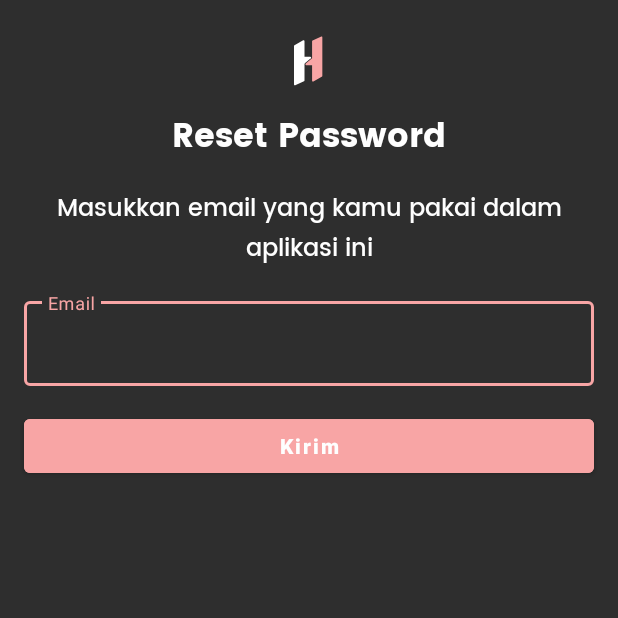
After one commit to idmdragon/hera-bangkit, an Android app: the ResetPasswordActivity screen opened directly, with no data from a screen before it, on a phone screen of 412 x 824 dp, the top half of it. The commit adds this screen. Run offline under Robolectric (Android 15) with nearby library versions, the phone set to English and light mode, and no system bars; our stand-ins replace Dagger/Hilt's generated code, Firebase (no records; nobody signed in at launch, a user with empty details on screens opened directly).

Commit message:
fixing login, register and reset password activity

```diff
--- /dev/null
+++ b/app/src/main/java/com/hera/bangkit/ui/auth/login/ResetPasswordActivity.kt
@@ -0,0 +1,54 @@
+package com.hera.bangkit.ui.auth.login
+
+import android.content.Intent
+import androidx.appcompat.app.AppCompatActivity
+import android.os.Bundle
+import android.util.Patterns
+import android.widget.Toast
+import com.google.firebase.auth.FirebaseAuth
+import com.hera.bangkit.databinding.ActivityResetPasswordBinding
+import dagger.hilt.android.AndroidEntryPoint
+
+@AndroidEntryPoint
+class ResetPasswordActivity : AppCompatActivity() {
+
+    private lateinit var binding : ActivityResetPasswordBinding
+
+    override fun onCreate(savedInstanceState: Bundle?) {
+        super.onCreate(savedInstanceState)
+        binding = ActivityResetPasswordBinding.inflate(layoutInflater)
+        setContentView(binding.root)
+
+        with(binding){
+            btnKirim.setOnClickListener {
+                val email = binding.etEmail.text.toString().trim()
+
+                if(email.isEmpty()){
+                    etEmail.error = "Email tidak boleh kosong"
+                    etEmail.requestFocus()
+                    return@setOnClickListener
+                }
+
+                if(!Patterns.EMAIL_ADDRESS.matcher(email).matches()){
+                    etEmail.error = "Email tidak valid"
+                    etEmail.requestFocus()
+                    return@setOnClickListener
+                }
+
+                FirebaseAuth.getInstance().sendPasswordResetEmail(email).addOnCompleteListener {
+                    if(it.isSuccessful) {
+                        Toast.makeText(this@ResetPasswordActivity, "Cek email untuk reset password", Toast.LENGTH_SHORT)
+                            .show()
+                        Intent(this@ResetPasswordActivity, LoginActivity::class.java).also {
+                            it.flags =
+                                Intent.FLAG_ACTIVITY_NEW_TASK or Intent.FLAG_ACTIVITY_CLEAR_TASK
+                            startActivity(it)
+                        }
+                    } else {
+                        Toast.makeText(this@ResetPasswordActivity, "${it.exception?.message}", Toast.LENGTH_SHORT).show()
+                    }
+                }
+            }
+        }
+    }
+}
--- a/app/src/main/java/com/hera/bangkit/ui/auth/register/RegisterViewModel.kt
+++ b/app/src/main/java/com/hera/bangkit/ui/auth/register/RegisterViewModel.kt
@@ -9,4 +9,6 @@ import javax.inject.Inject
 @HiltViewModel
 class RegisterViewModel @Inject constructor(private val repository: DefaultRepository) : ViewModel() {
     fun insertUser (userEntity: UserEntity) = repository.insertUser(userEntity)
+    fun getUser(uid : String) = repository.getUser(uid)
+
 }
--- a/app/src/main/java/com/hera/bangkit/ui/auth/register/registerfragment/Register1Fragment.kt
+++ b/app/src/main/java/com/hera/bangkit/ui/auth/register/registerfragment/Register1Fragment.kt
@@ -50,7 +50,6 @@ class Register1Fragment : Fragment() {
             this.findNavController().popBackStack()
         }
 
-        // dari fragmen sebelumnya
         if (bundle != null) {
             email = Register1FragmentArgs.fromBundle(bundle).registerEmail
         }
@@ -70,6 +69,8 @@ class Register1Fragment : Fragment() {
                     binding.UsernameLayout.error = "Nama Pengguna tidak boleh kosong"
                 } else if (password.isEmpty()) {
                     binding.PasswordLayout.error = "Password tidak boleh kosong"
+                }else if (password.length < 6){
+                    binding.PasswordLayout.error = "Password tidak boleh kurang dari 6 karakter"
                 } else if (phoneNumber.isEmpty()) {
                     binding.PhoneNumberLayout.error = "Nomor Telepon tidak boleh kosong"
                 } else {
--- /dev/null
+++ b/app/src/main/res/layout/activity_reset_password.xml
@@ -0,0 +1,93 @@
+<?xml version="1.0" encoding="utf-8"?>
+<androidx.constraintlayout.widget.ConstraintLayout xmlns:android="http://schemas.android.com/apk/res/android"
+    xmlns:app="http://schemas.android.com/apk/res-auto"
+    xmlns:tools="http://schemas.android.com/tools"
+    android:layout_width="match_parent"
+    android:layout_height="match_parent"
+    android:background="@color/black"
+    tools:context=".ui.auth.login.ResetPasswordActivity">
+
+    <ImageView
+        android:id="@+id/iv_small_logo"
+        android:layout_width="match_parent"
+        android:layout_height="wrap_content"
+        android:layout_marginTop="24dp"
+        android:src="@drawable/ic_small_logo"
+        app:layout_constraintEnd_toEndOf="parent"
+        app:layout_constraintStart_toStartOf="parent"
+        app:layout_constraintTop_toTopOf="parent"
+        android:contentDescription="TODO" />
+
+    <TextView
+        android:id="@+id/tv_reset_password"
+        style="@style/p_heading1_b"
+        android:layout_width="match_parent"
+        android:layout_height="wrap_content"
+        android:layout_marginTop="16dp"
+        android:gravity="center"
+        android:text="@string/reset_password"
+        app:layout_constraintEnd_toEndOf="parent"
+        app:layout_constraintHorizontal_bias="0.0"
+        app:layout_constraintStart_toStartOf="parent"
+        app:layout_constraintTop_toBottomOf="@+id/iv_small_logo" />
+
+    <TextView
+        android:id="@+id/tv_reset_password_text"
+        style="@style/p_heading2_m"
+        android:layout_width="match_parent"
+        android:layout_height="wrap_content"
+        android:layout_marginStart="36dp"
+        android:layout_marginEnd="36dp"
+        android:layout_marginTop="16dp"
+        android:textAlignment="center"
+        android:text="@string/reset_pass_desc"
+        app:layout_constraintEnd_toEndOf="parent"
+        app:layout_constraintStart_toStartOf="parent"
+        app:layout_constraintTop_toBottomOf="@+id/tv_reset_password" />
+
+    <com.google.android.material.textfield.TextInputLayout
+        android:id="@+id/EmailLayout"
+        style="@style/Widget.MaterialComponents.TextInputLayout.OutlinedBox"
+        android:layout_width="match_parent"
+        android:layout_height="wrap_content"
+        android:layout_marginTop="16dp"
+        android:layout_marginStart="16dp"
+        android:layout_marginEnd="16dp"
+        android:backgroundTint="@android:color/transparent"
+        android:textColorHint="@color/textgray"
+        app:boxBackgroundColor="@color/whitegray"
+        app:boxStrokeColor="@color/pink"
+        app:hintTextColor="@color/pink"
+        app:layout_constraintEnd_toStartOf="@+id/iv_small_logo"
+        app:layout_constraintStart_toEndOf="@+id/iv_small_logo"
+        app:layout_constraintTop_toBottomOf="@+id/tv_reset_password_text">
+
+
+        <com.google.android.material.textfield.TextInputEditText
+            android:id="@+id/et_email"
+            android:layout_width="match_parent"
+            android:layout_height="wrap_content"
+            android:backgroundTint="@android:color/transparent"
+            android:gravity="top"
+            android:hint="@string/email"
+            android:inputType="textEmailAddress"
+            android:textColor="@color/white" />
+    </com.google.android.material.textfield.TextInputLayout>
+
+    <Button
+        android:id="@+id/btn_kirim"
+        android:layout_width="match_parent"
+        android:layout_height="wrap_content"
+        android:layout_marginStart="16dp"
+        android:layout_marginTop="16dp"
+        android:layout_marginEnd="16dp"
+        android:backgroundTint="@color/pink"
+        android:text="@string/kirim"
+        android:textAllCaps="false"
+        android:textStyle="bold"
+        app:layout_constraintEnd_toEndOf="parent"
+        app:layout_constraintHorizontal_bias="0.0"
+        app:layout_constraintStart_toStartOf="parent"
+        app:layout_constraintTop_toBottomOf="@+id/EmailLayout" />
+
+</androidx.constraintlayout.widget.ConstraintLayout>
--- a/app/src/main/res/values/strings.xml
+++ b/app/src/main/res/values/strings.xml
@@ -103,4 +103,7 @@
     <string name="lihat_berdasarkan_tagar">Lihat berdasarkan Tagar</string>
     <string name="laporkan">Laporkan Cerita Ini</string>
     <string name="hapus_cerita_ini">Hapus Cerita Ini</string>
+    <string name="reset_password">Reset Password</string>
+    <string name="reset_pass_desc">Masukkan email yang kamu pakai dalam aplikasi ini</string>
+    <string name="kirim">Kirim</string>
 </resources>
```
Also changed, not shown: app/src/main/AndroidManifest.xml (+29 -22 lines), app/src/main/java/com/hera/bangkit/ui/auth/login/LoginActivity.kt (+18 -37 lines), app/src/main/java/com/hera/bangkit/ui/auth/register/RegisterSuccessActivity.kt (+19 -11 lines), app/src/main/java/com/hera/bangkit/ui/auth/register/registerfragment/Register2Fragment.kt (+24 -0 lines), app/src/main/java/com/hera/bangkit/ui/auth/register/registerfragment/Register4Fragment.kt (+2 -5 lines), app/src/main/java/com/hera/bangkit/utils/SharedPreferences.kt (added, +15 -0 lines).
